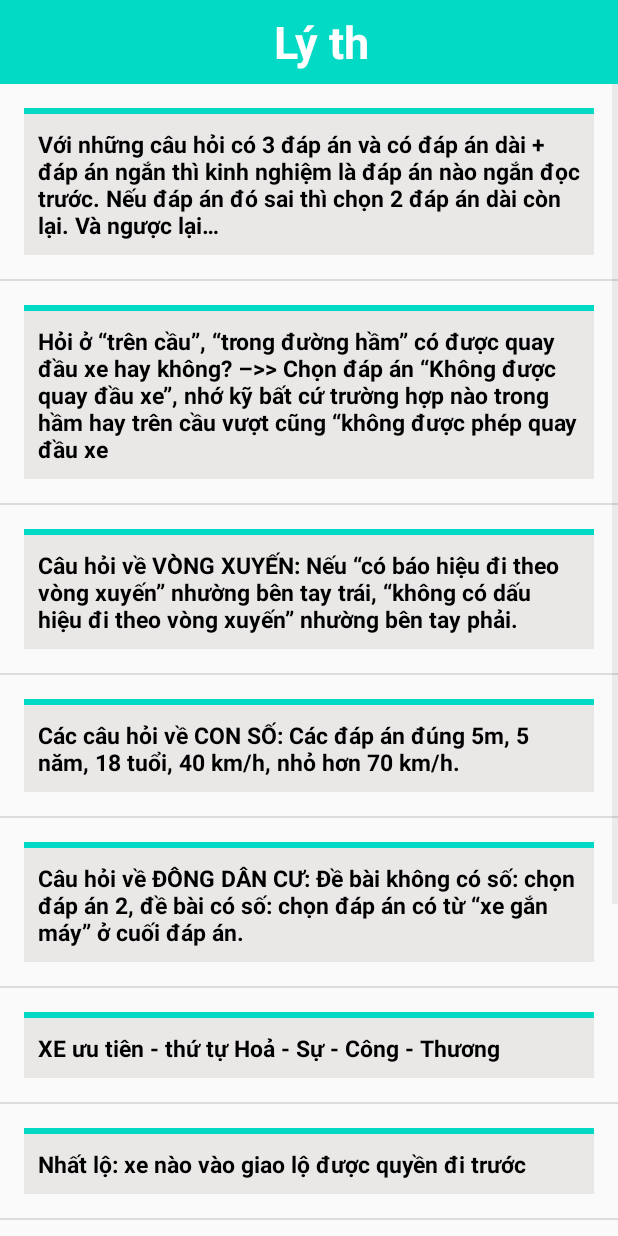
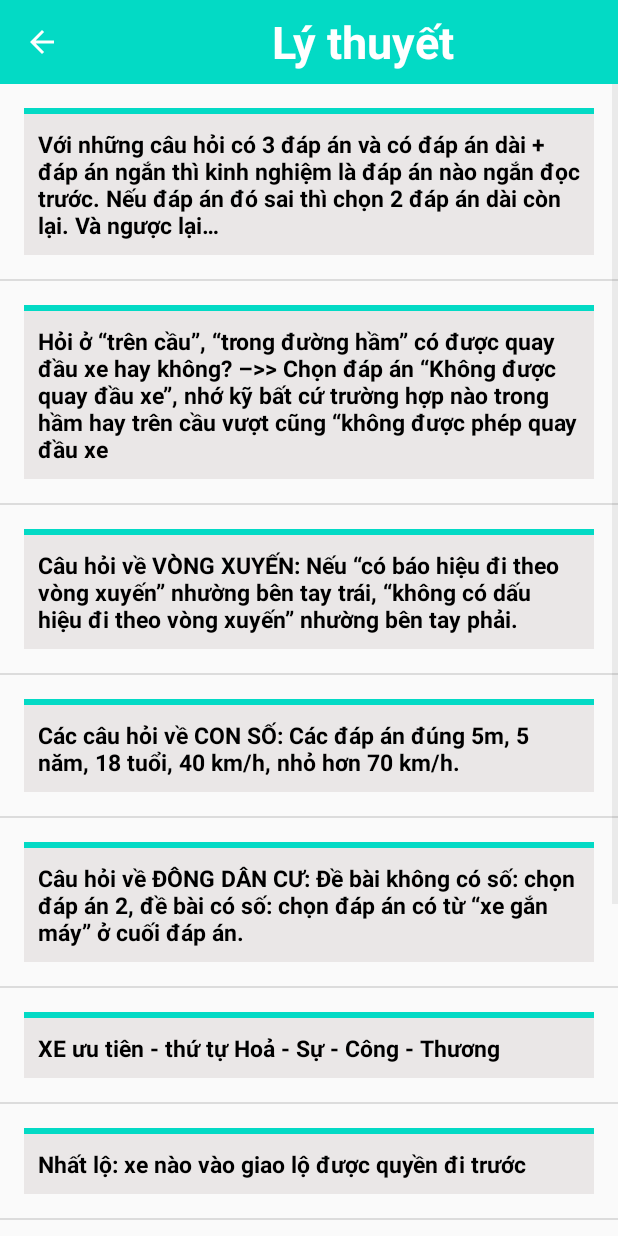
Before and after one commit to Nguyen-Tu-Van/APP_LXA1, an Android app: the lythuyet screen opened directly, with no data from a screen before it, on a phone screen of 412 x 824 dp. Run offline under Robolectric (Android 15) with nearby library versions, the phone set to English and light mode, and no system bars.

Commit message:
update code ly thuyet

```diff
--- a/app/src/main/java/com/example/app_lxa1/lythuyet.kt
+++ b/app/src/main/java/com/example/app_lxa1/lythuyet.kt
@@ -29,7 +29,7 @@ class lythuyet : AppCompatActivity() {
     override fun onCreate(savedInstanceState: Bundle?) {
         super.onCreate(savedInstanceState)
         setContentView(R.layout.activity_lythuyet)
-        val toolbar: Toolbar = findViewById<View>(R.id.toolbarMeo) as Toolbar
+        val toolbar: Toolbar = findViewById<View>(R.id.toolbarLyThuet) as Toolbar
         setSupportActionBar(toolbar)
         if (supportActionBar != null) {
             supportActionBar!!.setDisplayHomeAsUpEnabled(true)
--- a/app/src/main/res/layout/activity_lythuyet.xml
+++ b/app/src/main/res/layout/activity_lythuyet.xml
@@ -11,19 +11,19 @@
         android:orientation="vertical">
 
         <androidx.appcompat.widget.Toolbar
-            android:id="@+id/toolbar2"
+            android:id="@+id/toolbarLyThuet"
             android:layout_width="match_parent"
             android:layout_height="wrap_content"
             android:background="@color/teal_200"
             android:minHeight="?attr/actionBarSize"
-            android:theme="?attr/actionBarTheme"
+            android:theme="@style/ThemeOverlay.AppCompat.Dark.ActionBar"
             >
             <TextView
                 android:id="@+id/textview1"
                 android:layout_width="match_parent"
                 android:layout_height="wrap_content"
                 android:gravity="center"
-                android:text="Lý th"
+                android:text="Lý thuyết"
                 android:textColor="#FFF"
                 android:textSize="30sp"
                 android:textStyle="bold"
```
